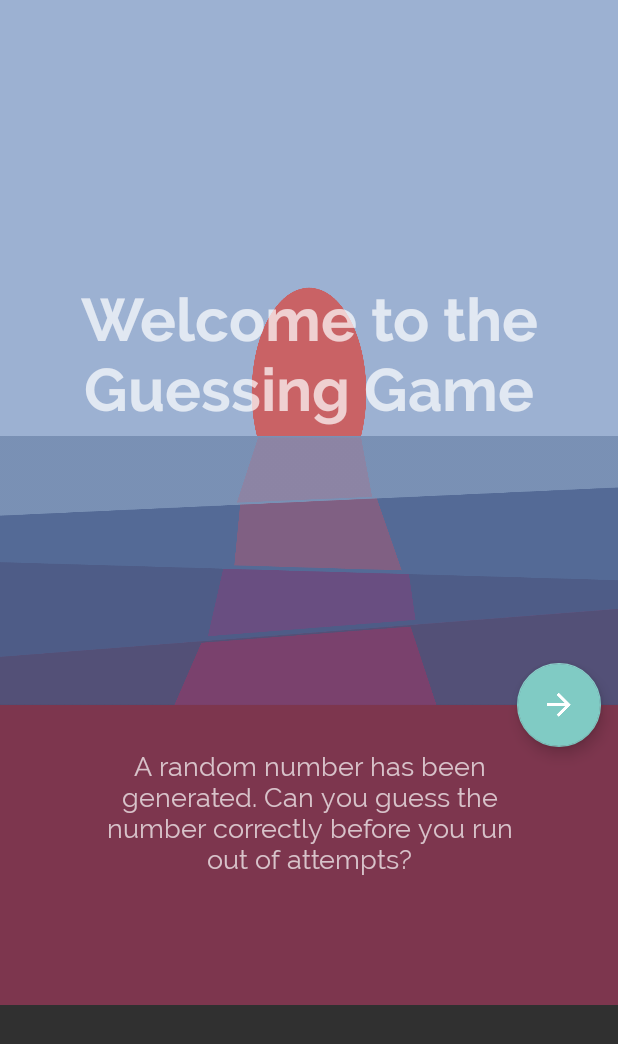
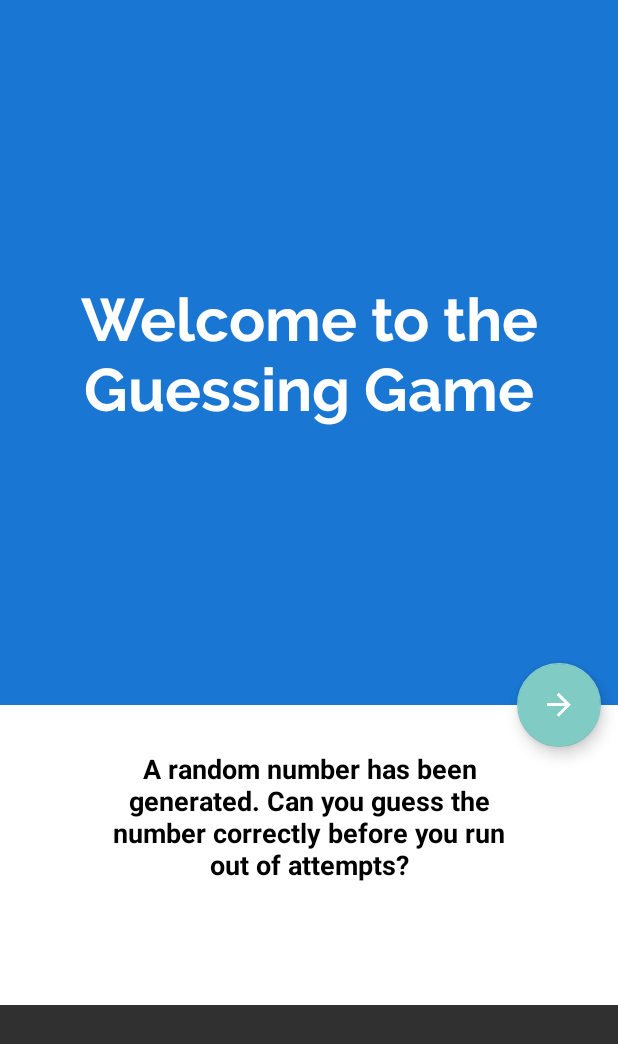
Before and after one commit to aQuasi/guessTheNumber, an Android app: the screen it shows after launch (MainActivity), on a phone screen of 412 x 824 dp. Shown: the top 1044 px of the screen. Run offline under Robolectric (Android 15) with nearby library versions, the phone set to English and light mode, and no system bars.

Commit message:
Fixed bug where users were able to enter a value over 100. Fixed bug where Back button won't exit app. Main screen looks much Material. Some code clean-up in Main Activity Some minor Ui improvements.

```diff
--- a/app/src/main/java/com/guessgame/akwag/myapplication/MainActivity.java
+++ b/app/src/main/java/com/guessgame/akwag/myapplication/MainActivity.java
@@ -3,6 +3,7 @@ package com.guessgame.akwag.myapplication;
 import android.content.Intent;
 import android.graphics.Typeface;
 import android.os.Bundle;
+import android.provider.Settings;
 import android.support.v7.app.AppCompatActivity;
 import android.view.View;
 import android.widget.TextView;
@@ -14,10 +15,6 @@ public class MainActivity extends AppCompatActivity {
         super.onCreate(savedInstanceState);
         setContentView(R.layout.activity_main);
 
-        TextView gameDescriptionText = (TextView)findViewById(R.id.textView);
-        Typeface customFont = Typeface.createFromAsset(getAssets(),  "fonts/Raleway-Regular.ttf");
-        gameDescriptionText.setTypeface(customFont);
-
         TextView welcomeMessage = (TextView) findViewById(R.id.welcomeText);
         Typeface customWelcomeFontMessage = Typeface.createFromAsset(getAssets(), "fonts/Raleway-Bold.ttf");
         welcomeMessage.setTypeface(customWelcomeFontMessage);
@@ -26,7 +23,7 @@ public class MainActivity extends AppCompatActivity {
         New activity is started to play game when the FAB button is clicked
         */
 
-        View fabButton = (View) findViewById(R.id.floatingActionButton);
+        View fabButton = findViewById(R.id.floatingActionButton);
         fabButton.setOnClickListener(new View.OnClickListener() {
             @Override
             public void onClick(View v) {
@@ -37,5 +34,9 @@ public class MainActivity extends AppCompatActivity {
         });
 
     }
+    public void onBackPressed() {
+        System.gc();
+        System.exit(0);
+    }
 
 }
--- a/app/src/main/res/layout/activity_main.xml
+++ b/app/src/main/res/layout/activity_main.xml
@@ -4,13 +4,14 @@
     xmlns:tools="http://schemas.android.com/tools"
     android:layout_width="match_parent"
     android:layout_height="match_parent"
+    xmlns:app="http://schemas.android.com/apk/res-auto"
     android:orientation="vertical"
     tools:context="com.guessgame.akwag.myapplication.MainActivity">
 
     <View
         android:layout_width="match_parent"
         android:layout_height="470dp"
-        android:background="@drawable/light"
+        android:background="#1976D2"
          />
 
     <TextView
@@ -23,13 +24,14 @@
         android:text="@string/welcome"
         android:textSize="40sp"
         android:textStyle="bold"
-        android:typeface="normal" />
+        android:typeface="normal"
+        android:textColor="@android:color/white"/>
 
     <View
         android:layout_width="match_parent"
         android:layout_height="200dp"
         android:layout_marginTop="470dp"
-        android:background="#69ec407a" />
+        android:background="#FFFFFF" />
 
     <TextView
         android:id="@+id/textView"
@@ -41,9 +43,12 @@
         android:padding="70dp"
         android:text="@string/welcome_game_description"
         android:textAppearance="?android:textAppearanceMedium"
-        android:typeface="normal" />
+        android:typeface="normal"
+        android:textStyle="bold"
+        android:textColor="@android:color/black"/>
 
     <android.support.design.widget.FloatingActionButton
+        app:rippleColor="#F44336"
         android:id="@+id/floatingActionButton"
         android:layout_width="wrap_content"
         android:layout_height="wrap_content"
@@ -53,6 +58,7 @@
         android:layout_marginEnd="11dp"
         android:layout_marginRight="11dp"
         android:layout_marginTop="12dp"
-        android:src="@drawable/ic_arrow_forward_white_24dp" />
+        android:src="@drawable/ic_arrow_forward_white_24dp"
+        tools:ignore="RelativeOverlap" />
 
 </RelativeLayout>
--- a/build.gradle
+++ b/build.gradle
@@ -5,7 +5,7 @@ buildscript {
         jcenter()
     }
     dependencies {
-        classpath 'com.android.tools.build:gradle:2.2.3'
+        classpath 'com.android.tools.build:gradle:2.3.0'
 
         // NOTE: Do not place your application dependencies here; they belong
         // in the individual module build.gradle files
```
Also changed, not shown: app/build.gradle (+5 -5 lines), app/src/main/java/com/guessgame/akwag/myapplication/GameStartActivity.java (+10 -4 lines), app/src/main/res/layout/activity_game_start.xml (+4 -4 lines), gradle/wrapper/gradle-wrapper.properties.
